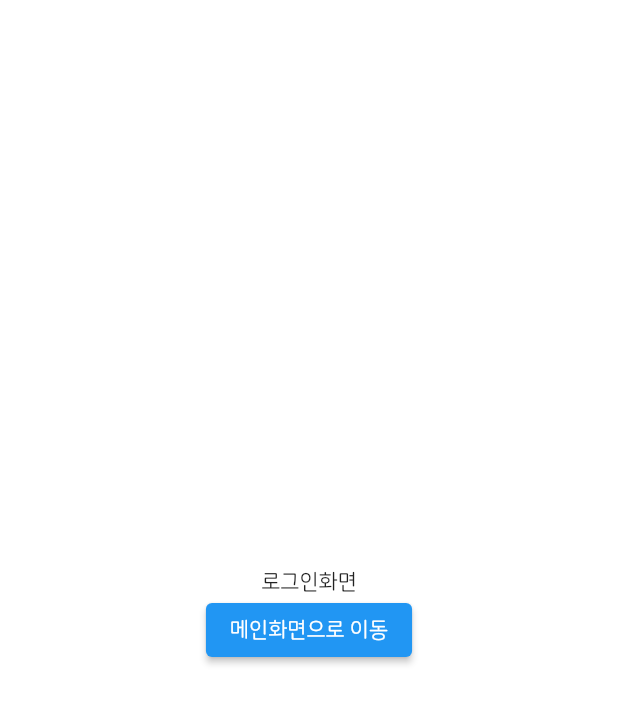
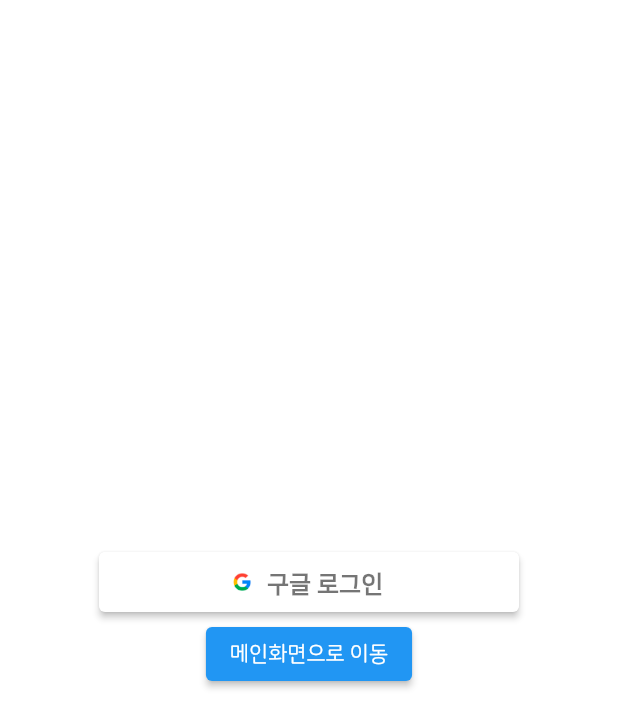
Before and after one commit to boring-km/nkrv_bible, a Flutter app: the LoginScreen screen opened by its route, on a phone screen of 412 x 824 dp. Shown: the top 728 px of the screen. Run offline on Flutter 3.47's test engine with Material 2 defaults, Android fonts, the phone set to English and light mode, and no system bars; our stand-ins replace firebase_auth, firebase_core, get, google_sign_in, logger, scroll_to_index; missing offline and left inert: kakao_flutter_sdk; accounts and stored records are empty.

Commit message:
[NB-05] 로그인 화면 변경

```diff
--- a/lib/screen/login_screen.dart
+++ b/lib/screen/login_screen.dart
@@ -1,11 +1,75 @@
+import 'package:firebase_auth/firebase_auth.dart';
 import 'package:flutter/cupertino.dart';
 import 'package:flutter/material.dart';
 import 'package:get/get.dart';
+import 'package:google_sign_in/google_sign_in.dart';
 import 'package:nkrv_bible/screen/main_screen.dart';
 
-class LoginScreen extends StatelessWidget {
+// ignore: use_key_in_widget_constructors
+class LoginScreen extends StatefulWidget {
+  @override
+  State<StatefulWidget> createState() => _LoginScreenState();
+}
 
-  const LoginScreen({Key? key}) : super(key: key);
+class _LoginScreenState extends State<LoginScreen> {
+  final bool _isDialogVisible = false; // 다이얼로그 visible
+
+  void _onLoading() {
+    showDialog(
+      context: context,
+      barrierDismissible: false,
+      builder: (BuildContext context) {
+        return Dialog(
+          child: Center(
+            child: Padding(
+              padding: const EdgeInsets.all(8.0),
+              child: Column(
+                crossAxisAlignment: CrossAxisAlignment.center,
+                mainAxisAlignment: MainAxisAlignment.center,
+                // ignore: prefer_const_literals_to_create_immutables
+                children: [
+                  const CircularProgressIndicator(),
+                  const Padding(
+                    padding: EdgeInsets.all(8.0),
+                    child: Text("로그인 중..."),
+                  ),
+                ],
+              ),
+            ),
+          ),
+        );
+      },
+    );
+    Future.delayed(const Duration(seconds: 2), () {
+      Navigator.pop(context); //pop dialog
+      Navigator.pop(context); //pop dialog
+      // _login();
+    });
+  }
+
+  void _signGuest() {
+    _onLoading();
+    FirebaseAuth.instance.signInAnonymously();
+  }
+
+  Future<UserCredential> signInWithGoogle() async {
+    // Trigger the authentication flow
+    final GoogleSignInAccount? googleUser = await GoogleSignIn().signIn();
+
+    // Obtain the auth details from the request
+    final GoogleSignInAuthentication googleAuth =
+    await googleUser!.authentication;
+
+    // Create a new credential
+    final credential = GoogleAuthProvider.credential(
+      accessToken: googleAuth.accessToken,
+      idToken: googleAuth.idToken,
+    );
+
+    _onLoading();
+    // Once signed in, return the UserCredential
+    return await FirebaseAuth.instance.signInWithCredential(credential);
+  }
 
   @override
   Widget build(BuildContext context) {
@@ -17,10 +81,23 @@ class LoginScreen extends StatelessWidget {
             child: Column(
               mainAxisAlignment: MainAxisAlignment.center,
               children: [
-                const Text("로그인화면"),
+                buildElevatedButton(
+                    signInWithGoogle, "assets/icon/icon_google.png", "구글 로그인", const Color(0xffffffff), Colors.black54
+                ),
                 ElevatedButton(onPressed: () {
                   Get.to(MainScreen());
                 }, child: const Text("메인화면으로 이동")),
+                Visibility(
+                    visible: _isDialogVisible,
+                    child: Container(
+                      color: Colors.black26,
+                      alignment: Alignment.center,
+                      child: const Padding(
+                        padding: EdgeInsets.all(10.0),
+                        child: CircularProgressIndicator(),
+                      ),
+                    )
+                )
               ],
             ),
           ),
@@ -29,4 +106,24 @@ class LoginScreen extends StatelessWidget {
     );
   }
 
+  ElevatedButton buildElevatedButton(Function() portal, String imgSrc, String text, Color bgColor, Color textColor) {
+    return ElevatedButton.icon(
+      onPressed: portal,
+      icon: Image.asset(
+        imgSrc,
+        height: 18,
+      ),
+      label: Text(text),
+      style: ElevatedButton.styleFrom(
+        fixedSize: const Size(280, 40),
+        primary: bgColor,
+        onPrimary: textColor,
+        textStyle: const TextStyle(
+            fontSize: 16,
+            fontWeight: FontWeight.bold
+        ),
+      ),
+    );
+  }
+
 }
```
